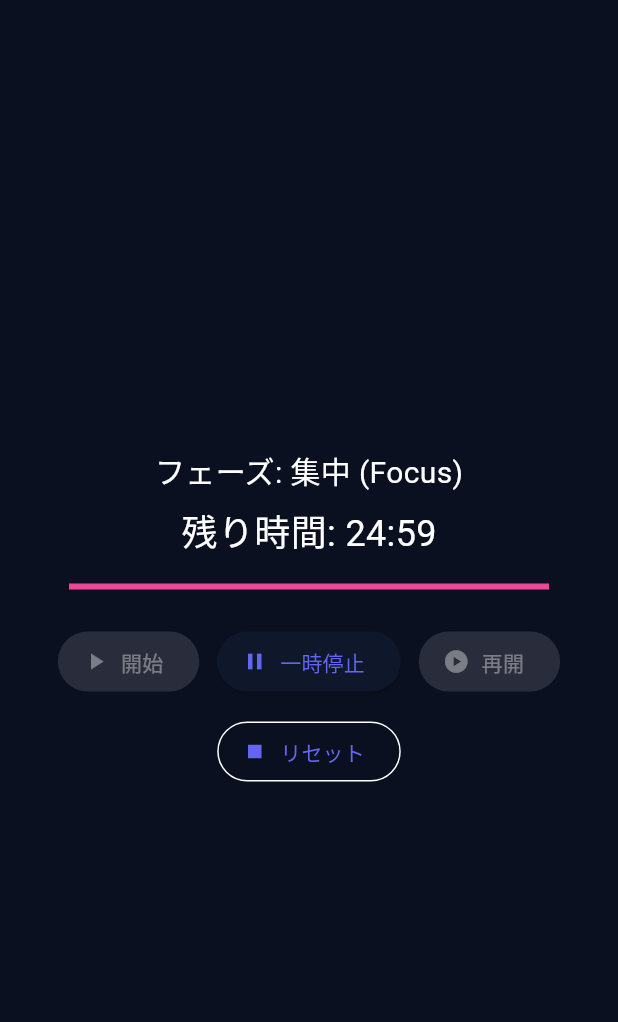
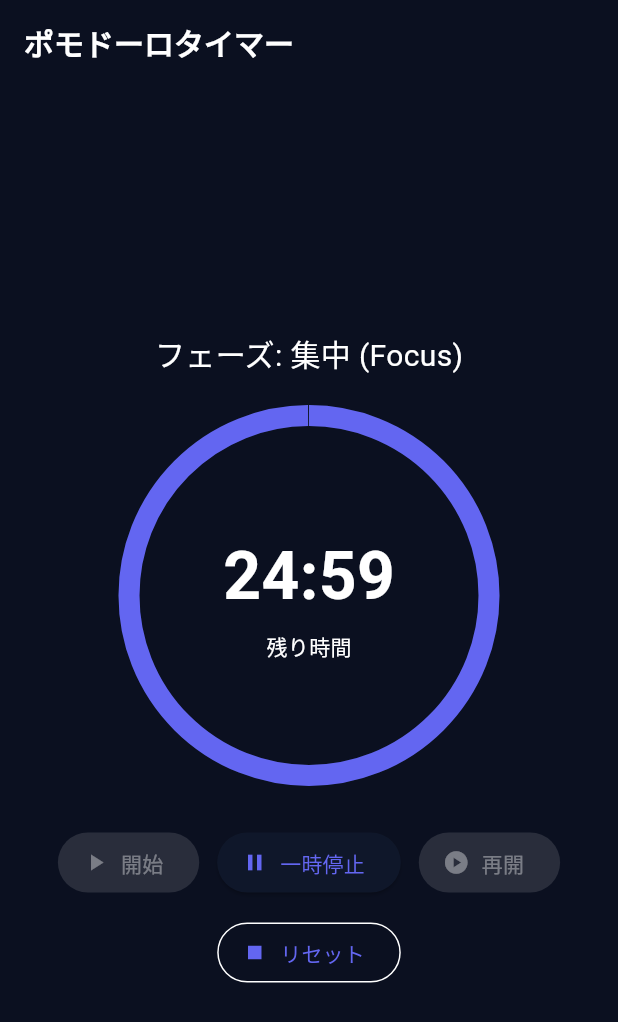
Before and after one commit to utakata-haru/flutter_init, a Flutter app: the screen it shows after launch, after a tap on "開始", on a phone screen of 412 x 824 dp. Shown: the top 1022 px of the screen. Run offline on Flutter 3.47's test engine with Material 3 defaults, Android fonts, the phone set to English and light mode, and no system bars; our stand-ins replace flutter_riverpod, freezed_annotation, go_router, riverpod_annotation; generated files the repository leaves out were written again.

Commit message:
feat: ポモドーロタイマーの基本機能を実装
- アプリケーションのルーティング設定を追加
- ポモドーロタイマーのページとウィジェットを実装
- タイマー設定とセッションのデータモデルを追加
- JSONシリアライゼーションを導入
- ウィジェットテストを更新

```diff
--- a/lib/app.dart
+++ b/lib/app.dart
@@ -0,0 +1,25 @@
+// アプリケーションのルート設定とテーマ適用
+// MaterialApp.router + go_router を用いたルーティング設定
+
+import 'package:flutter/material.dart';
+import 'package:flutter_riverpod/flutter_riverpod.dart';
+
+import 'features/shared/design_system/2_application/3_notifiers/theme_notifier.dart';
+import 'core/routing/app_router.dart';
+
+class App extends ConsumerWidget {
+  const App({super.key});
+
+  @override
+  Widget build(BuildContext context, WidgetRef ref) {
+    final themeState = ref.watch(themeNotifierProvider);
+    final router = ref.watch(appRouterProvider);
+
+    return MaterialApp.router(
+      title: 'Pomodoro Timer',
+      debugShowCheckedModeBanner: false,
+      theme: themeState.themeData,
+      routerConfig: router,
+    );
+  }
+}
--- /dev/null
+++ b/lib/core/routing/app_router.dart
@@ -0,0 +1,31 @@
+// アプリケーションのルーティング設定（go_router）
+// Riverpod ProviderでrouterConfigを公開
+
+import 'package:flutter/material.dart';
+import 'package:go_router/go_router.dart';
+import 'package:riverpod_annotation/riverpod_annotation.dart';
+import 'package:flutter_riverpod/flutter_riverpod.dart' show Ref; // Refを明示的にインポート
+
+import '../../features/user/pomodoro_timer/4_presentation/2_pages/pomodoro_page.dart';
+
+part 'app_router.g.dart';
+
+@riverpod
+GoRouter appRouter(Ref ref) {
+  // ルート定義
+  final routes = <RouteBase>[
+    GoRoute(
+      path: '/',
+      name: 'home',
+      pageBuilder: (context, state) => const MaterialPage(
+        key: ValueKey('home'),
+        child: PomodoroPage(),
+      ),
+    ),
+  ];
+
+  return GoRouter(
+    routes: routes,
+    initialLocation: '/',
+  );
+}
--- /dev/null
+++ b/lib/features/user/pomodoro_timer/3_infrastructure/2_models/timer_config_model.dart
@@ -0,0 +1,47 @@
+// TimerConfigのデータモデル（Domain Entity ↔ データストレージ間の変換）
+// Infrastructure層でのデータ永続化時に使用
+
+import 'package:freezed_annotation/freezed_annotation.dart';
+import '../../1_domain/1_entities/timer_config.dart';
+
+part 'timer_config_model.freezed.dart';
+part 'timer_config_model.g.dart';
+
+@freezed
+class TimerConfigModel with _$TimerConfigModel {
+  const factory TimerConfigModel({
+    required int focusMinutes,
+    required int shortBreakMinutes,
+    required int longBreakMinutes,
+    required int longBreakInterval,
+  }) = _TimerConfigModel;
+
+  factory TimerConfigModel.fromJson(Map<String, dynamic> json) =>
+      _$TimerConfigModelFromJson(json);
+}
+
+// Domain Entity → Data Model への変換拡張
+extension TimerConfigModelExtension on TimerConfigModel {
+  // Data Model → Domain Entity への変換
+  TimerConfig toDomainEntity() {
+    return TimerConfig(
+      focusMinutes: focusMinutes,
+      shortBreakMinutes: shortBreakMinutes,
+      longBreakMinutes: longBreakMinutes,
+      longBreakInterval: longBreakInterval,
+    );
+  }
+}
+
+// Domain Entity → Data Model への変換拡張
+extension TimerConfigToDomainExtension on TimerConfig {
+  // Domain Entity → Data Model への変換
+  TimerConfigModel toDataModel() {
+    return TimerConfigModel(
+      focusMinutes: focusMinutes,
+      shortBreakMinutes: shortBreakMinutes,
+      longBreakMinutes: longBreakMinutes,
+      longBreakInterval: longBreakInterval,
+    );
+  }
+}
--- /dev/null
+++ b/lib/features/user/pomodoro_timer/4_presentation/1_widgets/3_organisms/pomodoro_timer_widget.dart
@@ -0,0 +1,158 @@
+// ポモドーロタイマーのUI（Organism）
+// Notifierの状態を購読し、操作ボタンとプログレス表示を行う
+
+import 'package:flutter/material.dart';
+import 'package:flutter_riverpod/flutter_riverpod.dart';
+
+import '../../../1_domain/1_entities/pomodoro_session.dart';
+import '../../../2_application/3_notifiers/pomodoro_notifier.dart';
+
+class PomodoroTimerWidget extends ConsumerWidget {
+  const PomodoroTimerWidget({super.key});
+
+  @override
+  Widget build(BuildContext context, WidgetRef ref) {
+    // 現在の状態を購読
+    final state = ref.watch(pomodoroNotifierProvider);
+    // 操作用のNotifier参照
+    final notifier = ref.read(pomodoroNotifierProvider.notifier);
+
+    final session = state.currentSession;
+
+    final phaseText = () {
+      if (session == null) return 'Idle';
+      switch (session.phase) {
+        case PomodoroPhase.focus:
+          return '集中 (Focus)';
+        case PomodoroPhase.shortBreak:
+          return '短休憩 (Short Break)';
+        case PomodoroPhase.longBreak:
+          return '長休憩 (Long Break)';
+      }
+    }();
+
+    String formatSeconds(int secs) {
+      final m = (secs ~/ 60).toString().padLeft(2, '0');
+      final s = (secs % 60).toString().padLeft(2, '0');
+      return '$m:$s';
+    }
+
+    final remaining = session?.remainingSeconds ?? state.config.focusSeconds;
+
+    // フェーズごとにリングの色を変える
+    final colorScheme = Theme.of(context).colorScheme;
+    final ringColor = () {
+      switch (session?.phase) {
+        case PomodoroPhase.focus:
+          return colorScheme.primary;
+        case PomodoroPhase.shortBreak:
+          return colorScheme.secondary;
+        case PomodoroPhase.longBreak:
+          return colorScheme.tertiary;
+        default:
+          return colorScheme.primary;
+      }
+    }();
+
+    return Column(
+      mainAxisSize: MainAxisSize.min,
+      children: [
+        // フェーズ表示
+        Text('フェーズ: $phaseText', style: const TextStyle(fontSize: 20)),
+        const SizedBox(height: 16),
+
+        // 円形の進捗リング + 中央に残り時間
+        SizedBox(
+          width: 260,
+          height: 260,
+          child: Stack(
+            alignment: Alignment.center,
+            children: [
+              // 背景トラック（薄い色）
+              SizedBox(
+                width: 240,
+                height: 240,
+                child: CircularProgressIndicator(
+                  value: 1,
+                  strokeWidth: 14,
+                  backgroundColor: colorScheme.surfaceVariant,
+                  valueColor: AlwaysStoppedAnimation<Color>(colorScheme.surfaceVariant),
+                ),
+              ),
+              // 実際の進捗リング（満タン→ゼロへ減少するよう反転）
+              SizedBox(
+                width: 240,
+                height: 240,
+                child: CircularProgressIndicator(
+                  // ここで進捗を反転: 1.0 - progress
+                  value: (1.0 - state.progress).clamp(0.0, 1.0),
+                  strokeWidth: 14,
+                  backgroundColor: Colors.transparent,
+                  valueColor: AlwaysStoppedAnimation<Color>(ringColor),
+                ),
+              ),
+              // 中央の残り時間テキスト
+              Column(
+                mainAxisSize: MainAxisSize.min,
+                children: [
+                  Text(
+                    formatSeconds(remaining),
+                    style: const TextStyle(
+                      fontSize: 44,
+                      fontWeight: FontWeight.w700,
+                    ),
+                  ),
+                  const SizedBox(height: 4),
+                  Text(
+                    '残り時間',
+                    style: TextStyle(
+                      fontSize: 14,
+                      color: Theme.of(context).textTheme.bodySmall?.color,
+                    ),
+                  ),
+                ],
+              ),
+            ],
+          ),
+        ),
+
+        const SizedBox(height: 24),
+        // 操作ボタン群
+        Wrap(
+          alignment: WrapAlignment.center,
+          spacing: 12,
+          runSpacing: 12,
+          children: [
+            ElevatedButton.icon(
+              onPressed: state.isStarting || state.isRunning ? null : () => notifier.startPomodoro(),
+              icon: const Icon(Icons.play_arrow),
+              label: const Text('開始'),
+            ),
+            ElevatedButton.icon(
+              onPressed: session != null && session.status == SessionStatus.ongoing ? () => notifier.pausePomodoro() : null,
+              icon: const Icon(Icons.pause),
+              label: const Text('一時停止'),
+            ),
+            ElevatedButton.icon(
+              onPressed: session != null && session.status == SessionStatus.paused ? () => notifier.resumePomodoro() : null,
+              icon: const Icon(Icons.play_circle),
+              label: const Text('再開'),
+            ),
+            OutlinedButton.icon(
+              onPressed: session != null ? () => notifier.resetPomodoro() : null,
+              icon: const Icon(Icons.stop),
+              label: const Text('リセット'),
+            ),
+          ],
+        ),
+        if (state.errorMessage != null) ...[
+          const SizedBox(height: 12),
+          Text(
+            state.errorMessage!,
+            style: TextStyle(color: Theme.of(context).colorScheme.error),
+          ),
+        ],
+      ],
+    );
+  }
+}
--- /dev/null
+++ b/lib/features/user/pomodoro_timer/4_presentation/2_pages/pomodoro_page.dart
@@ -0,0 +1,33 @@
+// ポモドーロタイマーのメインページ
+// 全体レイアウトとタイマーウィジェットの配置を管理
+
+import 'package:flutter/material.dart';
+
+import '../1_widgets/3_organisms/pomodoro_timer_widget.dart';
+
+class PomodoroPage extends StatelessWidget {
+  const PomodoroPage({super.key});
+
+  @override
+  Widget build(BuildContext context) {
+    return Scaffold(
+      appBar: AppBar(
+        title: const Text('ポモドーロタイマー'),
+        backgroundColor: Colors.transparent,
+        elevation: 0,
+      ),
+      body: const Center(
+        child: Padding(
+          padding: EdgeInsets.all(24),
+          child: Column(
+            mainAxisAlignment: MainAxisAlignment.center,
+            children: [
+              // メインのポモドーロタイマーウィジェット
+              PomodoroTimerWidget(),
+            ],
+          ),
+        ),
+      ),
+    );
+  }
+}
--- a/lib/main.dart
+++ b/lib/main.dart
@@ -1,131 +1,12 @@
+// エントリポイント専用ファイル
+// ルーティングやテーマ適用は lib/app.dart に委譲します
+
 import 'package:flutter/material.dart';
 import 'package:flutter_riverpod/flutter_riverpod.dart';
 
-import 'features/shared/design_system/2_application/3_notifiers/theme_notifier.dart';
-// Pomodoro Notifier を利用するためのインポート
-import 'features/user/pomodoro_timer/1_domain/1_entities/pomodoro_session.dart';
-import 'features/user/pomodoro_timer/2_application/3_notifiers/pomodoro_notifier.dart';
+import 'app.dart';
 
 void main() {
   // アプリ全体でRiverpodの依存注入を有効化
-  runApp(const ProviderScope(child: MyApp()));
+  runApp(const ProviderScope(child: App()));
 }
-
-class MyApp extends ConsumerWidget {
-  const MyApp({super.key});
-
-  // アプリ全体のテーマをRiverpodのThemeNotifierから適用
-  @override
-  Widget build(BuildContext context, WidgetRef ref) {
-    final themeState = ref.watch(themeNotifierProvider);
-    return MaterialApp(
-      title: 'Pomodoro Timer',
-      debugShowCheckedModeBanner: false,
-      theme: themeState.themeData,
-      home: const MyHomePage(title: 'Flutter Demo Home Page'),
-    );
-  }
-}
-
-class MyHomePage extends StatefulWidget {
-  const MyHomePage({super.key, required this.title});
-  final String title;
-  @override
-  State<MyHomePage> createState() => _MyHomePageState();
-}
-
-class _MyHomePageState extends State<MyHomePage> {
-  @override
-  Widget build(BuildContext context) {
-    return Scaffold(
-      body: Center(
-        child: Padding(
-          padding: const EdgeInsets.all(24),
-          child: Column(
-            mainAxisAlignment: MainAxisAlignment.center,
-            children: [
-              // RiverpodのConsumerでPomodoroの状態と操作を提供
-              Consumer(
-                builder: (context, ref, _) {
-                  // 現在の状態を購読
-                  final state = ref.watch(pomodoroNotifierProvider);
-                  // 操作用のNotifier参照
-                  final notifier = ref.read(pomodoroNotifierProvider.notifier);
-
-                  final session = state.currentSession;
-                  final phaseText = () {
-                    if (session == null) return 'Idle';
-                    switch (session.phase) {
-                      case PomodoroPhase.focus:
-                        return '集中 (Focus)';
-                      case PomodoroPhase.shortBreak:
-                        return '短休憩 (Short Break)';
-                      case PomodoroPhase.longBreak:
-                        return '長休憩 (Long Break)';
-                    }
-                  }();
-
-                  String formatSeconds(int secs) {
-                    final m = (secs ~/ 60).toString().padLeft(2, '0');
-                    final s = (secs % 60).toString().padLeft(2, '0');
-                    return '$m:$s';
-                  }
-
-                  final remaining = session?.remainingSeconds ?? state.config.focusSeconds;
-
-                  return Column(
-                    mainAxisSize: MainAxisSize.min,
-                    children: [
-                      Text('フェーズ: $phaseText', style: const TextStyle(fontSize: 20)),
-                      const SizedBox(height: 8),
-                      Text('残り時間: ${formatSeconds(remaining)}', style: const TextStyle(fontSize: 24, fontFeatures: [FontFeature.tabularFigures()])),
-                      const SizedBox(height: 16),
-                      // 進捗バー
-                      SizedBox(
-                        width: 320,
-                        child: LinearProgressIndicator(value: state.progress),
-                      ),
-                      const SizedBox(height: 24),
-                      // 操作ボタン群
-                      Wrap(
-                        alignment: WrapAlignment.center,
-                        spacing: 12,
-                        runSpacing: 12,
-                        children: [
-                          ElevatedButton.icon(
-                            onPressed: state.isStarting || state.isRunning ? null : () => notifier.startPomodoro(),
-                            icon: const Icon(Icons.play_arrow),
-                            label: const Text('開始'),
-                          ),
-                          ElevatedButton.icon(
-                            onPressed: session != null && session.status == SessionStatus.ongoing ? () => notifier.pausePomodoro() : null,
-                            icon: const Icon(Icons.pause),
-                            label: const Text('一時停止'),
-                          ),
-                          ElevatedButton.icon(
-                            onPressed: session != null && session.status == SessionStatus.paused ? () => notifier.resumePomodoro() : null,
-                            icon: const Icon(Icons.play_circle),
-                            label: const Text('再開'),
-                          ),
-                          OutlinedButton.icon(
-                            onPressed: session != null ? () => notifier.resetPomodoro() : null,
-                            icon: const Icon(Icons.stop),
-                            label: const Text('リセット'),
-                          ),
-                        ],
-                      ),
-                      if (state.errorMessage != null) ...[
-                        const SizedBox(height: 12),
-                        Text(state.errorMessage!, style: TextStyle(color: Theme.of(context).colorScheme.error)),
-                      ],
-                    ],
-                  );
-                },
-              ),
-            ],
-          ),
-        ),
-      ),
-    );
-  }
-}
--- a/pubspec.yaml
+++ b/pubspec.yaml
@@ -16,6 +16,7 @@ dependencies:
   hooks_riverpod: ^2.5.1
   flutter_hooks: ^0.20.5
   freezed_annotation: ^2.4.4
+  json_annotation: ^4.9.0
   go_router: ^14.2.7
   sqflite: ^2.3.3+1
   path: ^1.9.0
@@ -27,6 +28,7 @@ dev_dependencies:
   build_runner: ^2.4.11
   riverpod_generator: ^2.4.0
   freezed: ^2.5.7
+  json_serializable: ^6.7.0
 
 flutter:
   uses-material-design: true
```
Also changed, not shown: lib/core/routing/app_router.g.dart (added), lib/features/user/pomodoro_timer/3_infrastructure/2_models/pomodoro_session_model.freezed.dart (added), lib/features/user/pomodoro_timer/3_infrastructure/2_models/pomodoro_session_model.g.dart (added), lib/features/user/pomodoro_timer/3_infrastructure/2_models/timer_config_model.freezed.dart (added), lib/features/user/pomodoro_timer/3_infrastructure/2_models/timer_config_model.g.dart (added), pubspec.lock, 65 other files.
